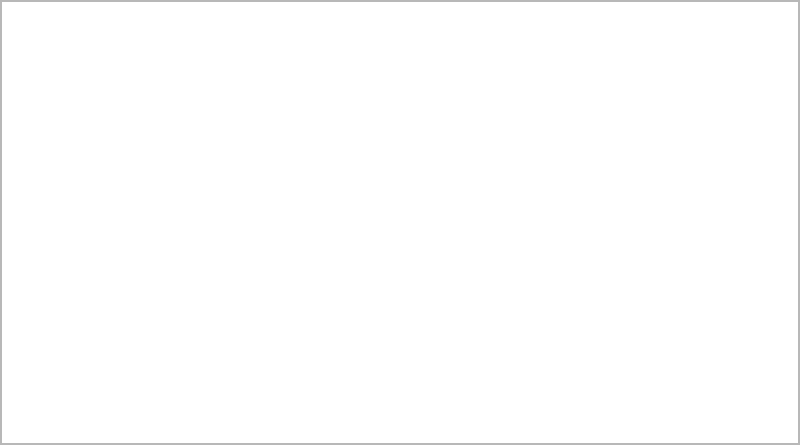
Before: the Qt Designer form pirdocumentationform.ui in jpietrzak8/Pierogi, drawn with Qt 5.
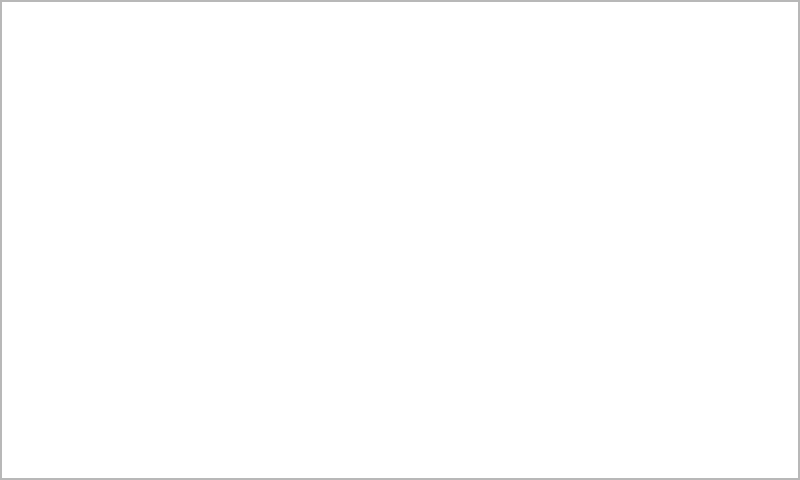
After: the same form once the commit is applied.

Diff of the .ui file:
```diff
--- a/pirdocumentationform.ui
+++ b/pirdocumentationform.ui
@@ -7,7 +7,7 @@
     <x>0</x>
     <y>0</y>
     <width>800</width>
-    <height>445</height>
+    <height>480</height>
    </rect>
   </property>
   <property name="windowTitle">
@@ -28,7 +28,7 @@
         <x>0</x>
         <y>0</y>
         <width>798</width>
-        <height>443</height>
+        <height>478</height>
        </rect>
       </property>
       <layout class="QGridLayout" name="gridLayout">
```
